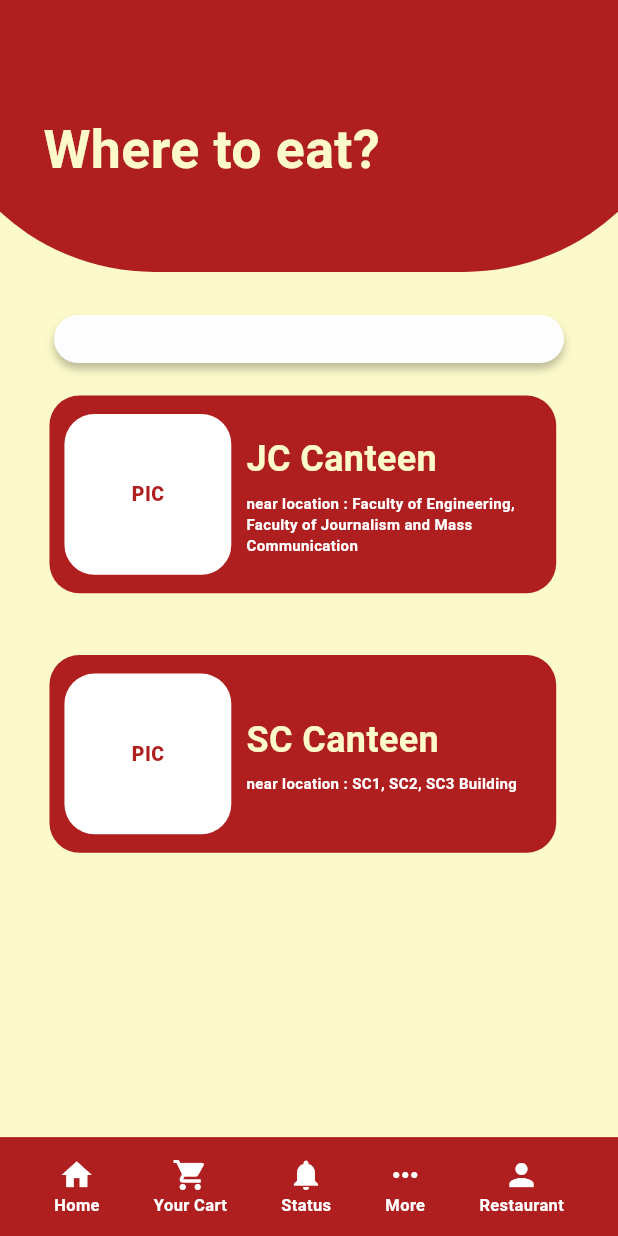
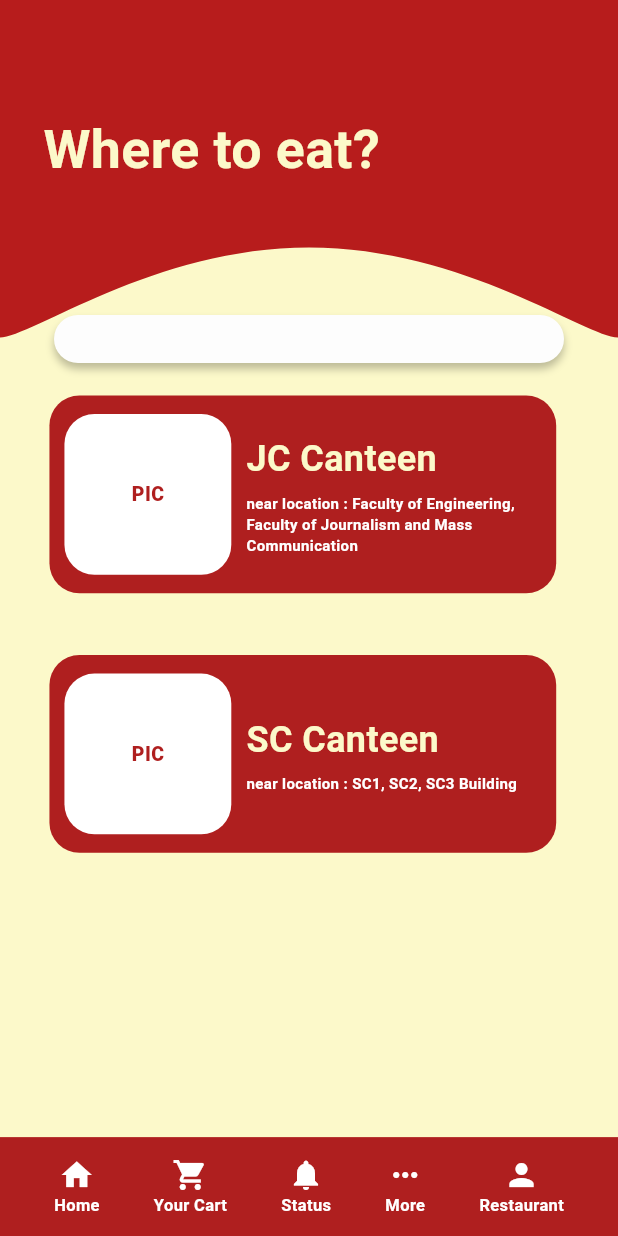
Before and after one commit to 6510685040/CN333-KINKORN, a Flutter app: the ChooseCanteen screen opened directly, on a phone screen of 412 x 824 dp. Run offline on Flutter 3.47's test engine with Material 3 defaults, Android fonts, the phone set to English and light mode, and no system bars; our stand-ins replace flutter_svg; Roboto replaces fonts that are missing (Montserrat).

Commit message:
merg e with mild ,add template , edit app bar -choose cantee, กำลังแก้หน้าที่เหลือ

```diff
--- a/lib/customer/choose_canteen.dart
+++ b/lib/customer/choose_canteen.dart
@@ -2,6 +2,8 @@ import 'package:flutter/material.dart';
 import 'package:kinkorn/Screen/register_res.dart';
 import 'package:kinkorn/customer/choose_restaurant.dart';
 import 'package:kinkorn/customer/summary_payment.dart';
+import 'package:kinkorn/template/curve_app_bar.dart';
+import 'package:kinkorn/template/bottom_bar.dart';
 
 class ChooseCanteen extends StatelessWidget {
   const ChooseCanteen({super.key});
@@ -14,24 +16,17 @@ class ChooseCanteen extends StatelessWidget {
     return Scaffold(
       body: Stack(
         children: [
-          // พื้นหลังสีเหลือง
           Container(
             width: screenWidth,
             height: screenHeight,
             color: Color(0xFFFCF9CA),
           ),
-
-          // Ellipse 1
-          Positioned(
-            left: -0.12 * screenWidth,
-            top: -0.15 * screenHeight,
-            child: Container(
-              width: 1.24 * screenWidth,
-              height: 0.37 * screenHeight,
-              decoration: BoxDecoration(
-                color: Color(0xFFAF1F1F),
-                borderRadius: BorderRadius.circular(300),
-              ),
+          const Positioned(
+            top: 0,
+            left: 0,
+            right: 0,
+            child: CurveAppBar(
+              title: "",
             ),
           ),
 
@@ -97,66 +92,10 @@ class ChooseCanteen extends StatelessWidget {
           ),
 
           // Bottom Bar
-          Positioned(
-            left: 0,
-            top: 0.92 * screenHeight,
-            child: Container(
-              width: screenWidth,
-              height: 0.08 * screenHeight,
-              color: Color(0xFFAF1F1F),
-              child: Row(
-                mainAxisAlignment: MainAxisAlignment.spaceEvenly,
-                children: [
-                  bottomBarItem(
-                    context,
-                    icon: Icons.home,
-                    label: "Home",
-                    onTap: () {
-                      Navigator.pushReplacement(
-                        context,
-                        MaterialPageRoute(
-                            builder: (context) => ChooseCanteen()),
-                      );
-                    },
-                  ),
-                  bottomBarItem(
-                    context,
-                    icon: Icons.shopping_cart,
-                    label: "Your Cart",
-                    onTap: () {
-                      Navigator.push(
-                        context,
-                        MaterialPageRoute(
-                            builder: (context) => SummaryPayment()),
-                      );
-                    },
-                  ),
-                  bottomBarItem(
-                    context,
-                    icon: Icons.notifications,
-                    label: "Status",
-                    onTap: () {},
-                  ),
-                  bottomBarItem(
-                    context,
-                    icon: Icons.more_horiz,
-                    label: "More",
-                    onTap: () {},
-                  ),
-                  bottomBarItem(
-                    context,
-                    icon: Icons.person,
-                    label: "Restaurant",
-                    onTap: () {
-                      Navigator.push(
-                        context,
-                        MaterialPageRoute(builder: (context) => RegisterRes()),
-                      );
-                    },
-                  ),
-                ],
-              ),
-            ),
+          // เรียกใช้งาน Bottom Bar ที่ทำเป็น Component แยกไว้
+          BottomBar(
+            screenHeight: screenHeight,
+            screenWidth: screenWidth,
           ),
         ],
       ),
@@ -242,28 +181,4 @@ class ChooseCanteen extends StatelessWidget {
       ),
     );
   }
-
-  // Bottom Bar Item Widget
-  Widget bottomBarItem(BuildContext context,
-      {required IconData icon,
-      required String label,
-      required VoidCallback onTap}) {
-    return GestureDetector(
-      onTap: onTap,
-      child: Column(
-        mainAxisAlignment: MainAxisAlignment.center,
-        children: [
-          Icon(icon, color: Colors.white),
-          Text(
-            label,
-            style: TextStyle(
-              color: Colors.white,
-              fontSize: 11,
-              fontWeight: FontWeight.bold,
-            ),
-          ),
-        ],
-      ),
-    );
 }
-}
--- a/lib/main.dart
+++ b/lib/main.dart
@@ -5,6 +5,6 @@ import 'package:kinkorn/Screen/register_res.dart';
 import 'package:kinkorn/customer/choose_canteen.dart';
 void main() {
   runApp(MaterialApp(
-    home: ChooseCanteen(),
+    home: HomeScreen(),
   ));
 }
--- /dev/null
+++ b/lib/template/bottom_bar.dart
@@ -0,0 +1,100 @@
+import 'package:flutter/material.dart';
+import 'package:kinkorn/Screen/register_res.dart';
+import 'package:kinkorn/customer/choose_canteen.dart';
+import 'package:kinkorn/customer/summary_payment.dart';
+
+class BottomBar extends StatelessWidget {
+  final double screenHeight;
+  final double screenWidth;
+
+  const BottomBar({
+    super.key,
+    required this.screenHeight,
+    required this.screenWidth,
+  });
+
+  @override
+  Widget build(BuildContext context) {
+    return Positioned(
+      left: 0,
+      top: 0.92 * screenHeight,
+      child: Container(
+        width: screenWidth,
+        height: 0.08 * screenHeight,
+        color: Color(0xFFAF1F1F),
+        child: Row(
+          mainAxisAlignment: MainAxisAlignment.spaceEvenly,
+          children: [
+            bottomBarItem(
+              context,
+              icon: Icons.home,
+              label: "Home",
+              onTap: () {
+                Navigator.pushReplacement(
+                  context,
+                  MaterialPageRoute(builder: (context) => ChooseCanteen()),
+                );
+              },
+            ),
+            bottomBarItem(
+              context,
+              icon: Icons.shopping_cart,
+              label: "Your Cart",
+              onTap: () {
+                Navigator.push(
+                  context,
+                  MaterialPageRoute(builder: (context) => SummaryPayment()),
+                );
+              },
+            ),
+            bottomBarItem(
+              context,
+              icon: Icons.notifications,
+              label: "Status",
+              onTap: () {},
+            ),
+            bottomBarItem(
+              context,
+              icon: Icons.more_horiz,
+              label: "More",
+              onTap: () {},
+            ),
+            bottomBarItem(
+              context,
+              icon: Icons.person,
+              label: "Restaurant",
+              onTap: () {
+                Navigator.push(
+                  context,
+                  MaterialPageRoute(builder: (context) => RegisterRes()),
+                );
+              },
+            ),
+          ],
+        ),
+      ),
+    );
+  }
+
+  // Bottom Bar Item Widget
+  Widget bottomBarItem(BuildContext context,
+      {required IconData icon, required String label, required VoidCallback onTap}) {
+    return GestureDetector(
+      onTap: onTap,
+      child: Column(
+        mainAxisAlignment: MainAxisAlignment.center,
+        children: [
+          Icon(icon, color: Colors.white),
+          Text(
+            label,
+            style: TextStyle(
+              color: Colors.white,
+              fontSize: 11,
+              fontWeight: FontWeight.bold,
+            ),
+          ),
+        ],
+      ),
+    );
+  }
+}
--- /dev/null
+++ b/lib/template/curve_app_bar.dart
@@ -0,0 +1,86 @@
+import 'package:flutter/material.dart';
+
+class CurveAppBar extends StatelessWidget implements PreferredSizeWidget {
+  final String title;
+  final Color backgroundColor;
+  final Color textColor;
+
+  const CurveAppBar({
+    super.key,
+    required this.title,
+    this.backgroundColor = const Color(0xFFB71C1C),
+    this.textColor = const Color(0xFFFCF9CA),
+  });
+
+  @override
+  Widget build(BuildContext context) {
+    return Container(
+      child: Stack(
+        children: [
+          ClipPath(
+            clipper: CurveClipper(),
+            child: Container(
+              height: 300,
+              color: backgroundColor,
+              child: Center(
+                child: Padding(
+                  padding: const EdgeInsets.only(bottom: 40),
+                  child: Text(
+                    title,
+                    style: TextStyle(
+                      color: textColor,
+                      fontSize: 24,
+                      fontWeight: FontWeight.bold,
+                    ),
+                  ),
+                ),
+              ),
+            ),
+          ),
+        ],
+      ),
+    );
+  }
+
+  @override
+  Size get preferredSize => Size.fromHeight(300);
+}
+
+class CurveClipper extends CustomClipper<Path> {
+  @override
+  Path getClip(Size size) {
+    final Path path = Path();
+
+    // Start point
+    path.lineTo(0, size.height * 0.75);
+
+    // First smooth curve up
+    path.cubicTo(
+      size.width * 0.05,
+      size.height * 0.75,
+      size.width * 0.25,
+      size.height * 0.55,
+      size.width * 0.5,
+      size.height * 0.55,
+    );
+
+    // Second smooth curve down
+    path.cubicTo(
+      size.width * 0.75,
+      size.height * 0.55,
+      size.width * 0.95,
+      size.height * 0.75,
+      size.width,
+      size.height * 0.75,
+    );
+
+    // Complete the path
+    path.lineTo(size.width, 0);
+    path.close();
+
+    return path;
+  }
+
+  @override
+  bool shouldReclip(CustomClipper<Path> oldClipper) => false;
+}
--- a/pubspec.yaml
+++ b/pubspec.yaml
@@ -2,7 +2,7 @@ name: kinkorn
 description: "A new Flutter project."
 # The following line prevents the package from being accidentally published to
 # pub.dev using `flutter pub publish`. This is preferred for private packages.
-publish_to: 'none' # Remove this line if you wish to publish to pub.dev
+publish_to: "none" # Remove this line if you wish to publish to pub.dev
 
 # The following defines the version and build number for your application.
 # A version number is three numbers separated by dots, like 1.2.43
@@ -34,6 +34,7 @@ dependencies:
   # The following adds the Cupertino Icons font to your application.
   # Use with the CupertinoIcons class for iOS style icons.
   cupertino_icons: ^1.0.8
+  flutter_svg: ^2.0.17
 
 dev_dependencies:
   flutter_test:
@@ -51,7 +52,6 @@ dev_dependencies:
 
 # The following section is specific to Flutter packages.
 flutter:
-
   # The following line ensures that the Material Icons font is
   # included with your application, so that you can use the icons in
   # the material Icons class.
@@ -59,7 +59,7 @@ flutter:
 
   # To add assets to your application, add an assets section, like this:
   assets:
-     - assets/test pic/
+    - assets/images/logo.svg
   #   - images/a_dot_ham.jpeg
 
   # An image asset can refer to one or more resolution-specific "variants", see
```
Also changed, not shown: lib/Screen/home.dart (+38 -31 lines), lib/Screen/login.dart (+4 -5 lines), lib/Screen/register.dart (+5 -4 lines), assets/images/logo.svg (added), pubspec.lock, 4 other files. Lines whose indentation alone changed are shown as unchanged.
